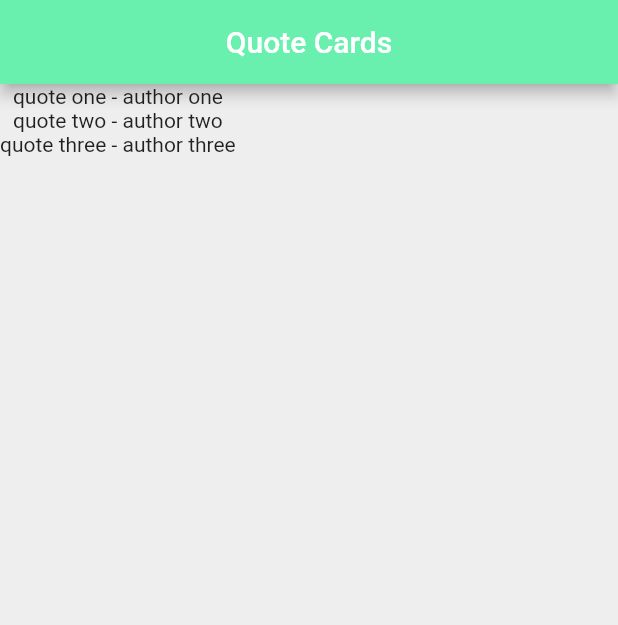
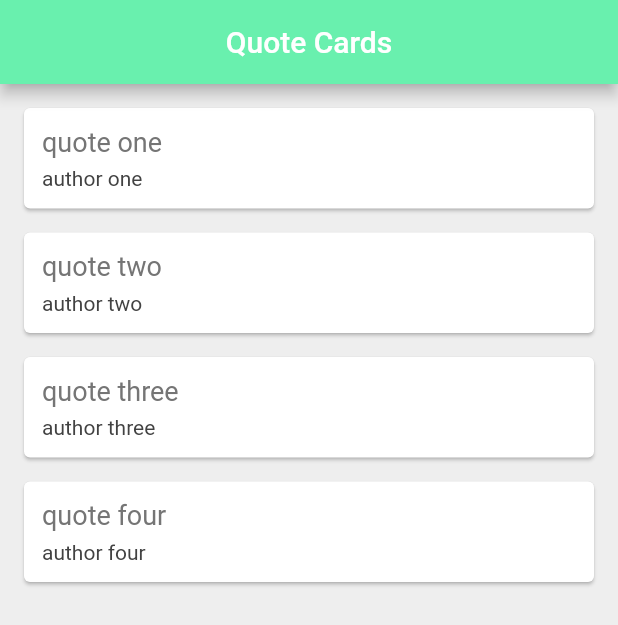
Before and after one commit to bremwhit/Muna, a Flutter app: the screen it shows after launch, on a phone screen of 412 x 824 dp. Shown: the top 625 px of the screen. Run offline on Flutter 3.47's test engine with Material 2 defaults, Android fonts, the phone set to English and light mode, and no system bars.

```diff
--- /dev/null
+++ b/lib/QuoteCard.dart
@@ -0,0 +1,35 @@
+import 'package:flutter/material.dart';
+import 'quote.dart';
+
+class QuoteCard extends StatelessWidget {
+  final Quote quote;
+  QuoteCard({this.quote});
+
+  @override
+  Widget build(BuildContext context) {
+    return Card(
+      margin: EdgeInsets.fromLTRB(16, 16, 16, 0),
+      child: Padding(
+        padding: const EdgeInsets.all(12.0),
+        child: Column(
+          crossAxisAlignment: CrossAxisAlignment.stretch,
+          children: <Widget>[
+            Text(
+              quote.text,
+              style: TextStyle(
+                fontSize: 18,
+                color: Colors.grey[600],
+              ),
+            ),
+            SizedBox(height: 6),
+            Text(quote.author,
+                style: TextStyle(
+                  fontSize: 14,
+                  color: Colors.grey[800],
+                ))
+          ],
+        ),
+      ),
+    );
+  }
+}
--- a/lib/main.dart
+++ b/lib/main.dart
@@ -1,5 +1,6 @@
 import 'package:flutter/material.dart';
 import 'quote.dart';
+import 'QuoteCard.dart';
 
 void main() => runApp(MaterialApp(home: Quotelist()));
 
@@ -9,17 +10,13 @@ class Quotelist extends StatefulWidget {
 }
 
 class _QuotelistState extends State<Quotelist> {
+  /* LIST OF QUOTES HERE */
   List<Quote> quotes = [
     Quote(text: "quote one", author: "author one"),
     Quote(text: "quote two", author: "author two"),
     Quote(text: "quote three", author: "author three"),
+    Quote(text: "quote four", author: "author four"),
   ];
-
-  Widget quoteTempalte(quote) {
-    return Card(
-
-    );
-  }
 
   @override
   Widget build(BuildContext context) {
@@ -31,9 +28,7 @@ class _QuotelistState extends State<Quotelist> {
         backgroundColor: Colors.greenAccent,
       ),
       body: Column(
-        children: quotes
-            .map((quote) => Text('${quote.text} - ${quote.author}'))
-            .toList(),
+        children: quotes.map((quote) => QuoteCard(quote: quote)).toList(),
       ),
     );
   }
```
